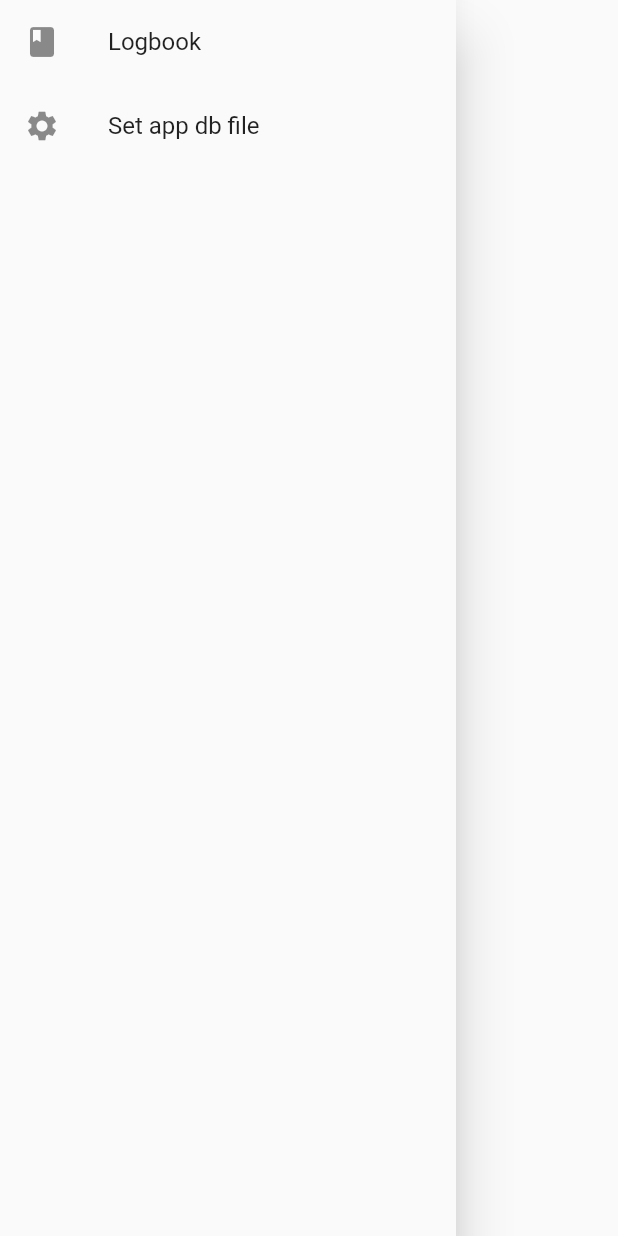
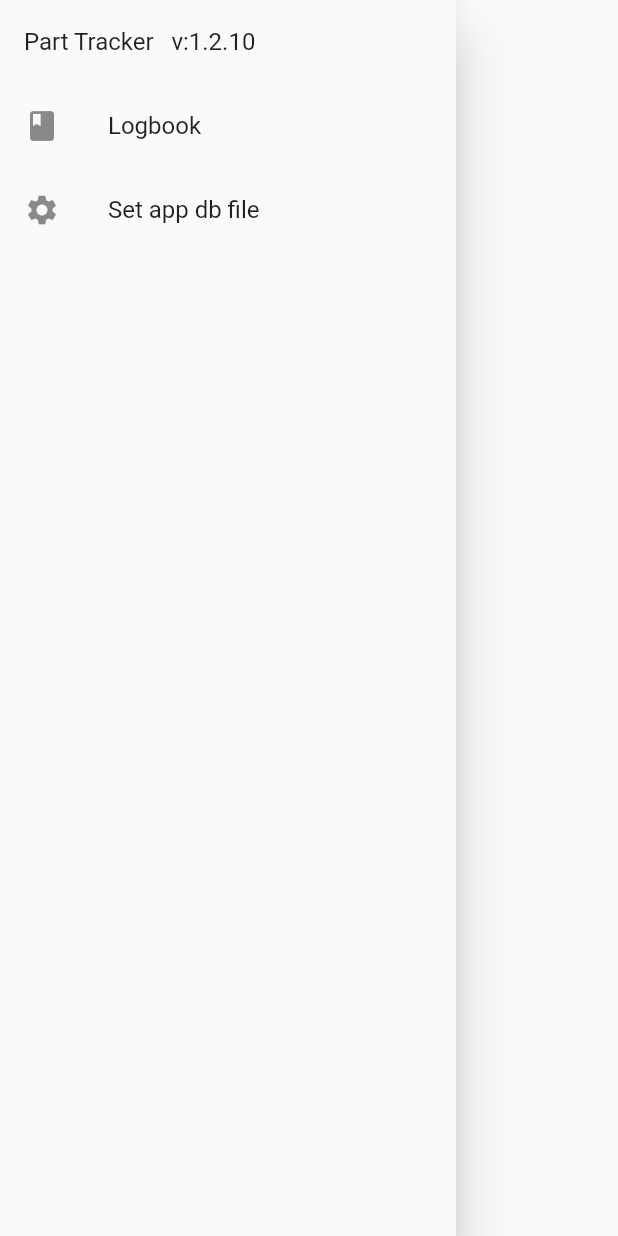
Before and after one commit to lavruh/part_tracker, a Flutter app: the DrawerMenuWidget widget shown alone on an empty page, opened directly, on a phone screen of 412 x 824 dp. Run offline on Flutter 3.47's test engine with Material 2 defaults, Android fonts, the light colour scheme and no system bars; our stand-ins replace file_picker, get, package_info_plus, sembast, shared_preferences; missing offline and left inert: data_on_image_view, flutter_fancy_tree_view; accounts and stored records are empty.

Commit message:
small fixes

```diff
--- a/lib/logbook/domain/logbook_state.dart
+++ b/lib/logbook/domain/logbook_state.dart
@@ -92,6 +92,7 @@ class LogbookState extends GetxController {
   }
 
   getAll() async {
+    entries.clear();
     await for (final map in db.getAll(table: _tableName)) {
       final entry = LogEntry.fromMap(map);
       entries.add(entry);
--- a/lib/utils/ui/widgets/drawer_menu_widget.dart
+++ b/lib/utils/ui/widgets/drawer_menu_widget.dart
@@ -10,9 +10,13 @@ class DrawerMenuWidget extends StatelessWidget {
 
   @override
   Widget build(BuildContext context) {
+    final v = Get.find<String>(tag: 'version');
     return Drawer(
       child: ListView(
         children: [
+          ListTile(
+            title: Text("Part Tracker   v:$v"),
+          ),
           ListTile(
               leading: const Icon(Icons.book),
               title: const Text('Logbook'),
--- a/pubspec.yaml
+++ b/pubspec.yaml
@@ -22,6 +22,7 @@ dependencies:
     git:
       url: https://github.com/lavruh/data_on_image_view.git
   shared_preferences: ^2.2.0
+  package_info_plus: ^4.0.2
 
 dev_dependencies:
   flutter_test:
```
Also changed, not shown: lib/di.dart (+6 -1 lines), pubspec.lock.
